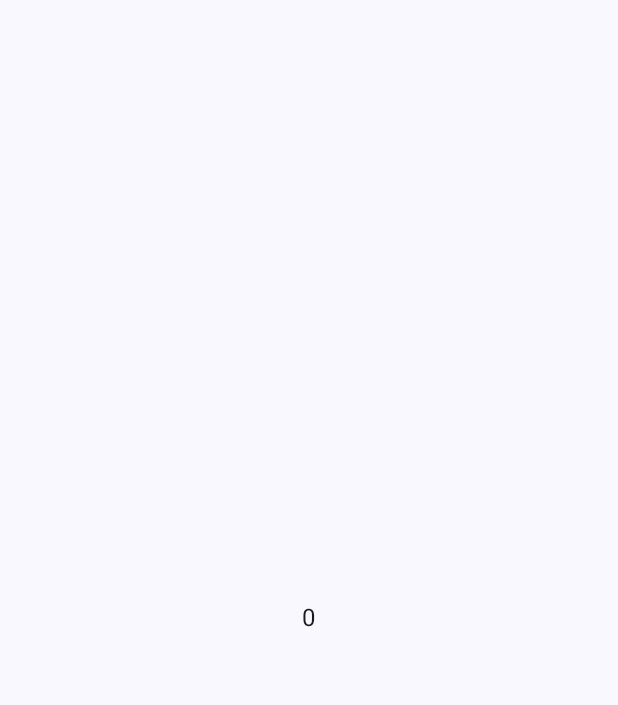
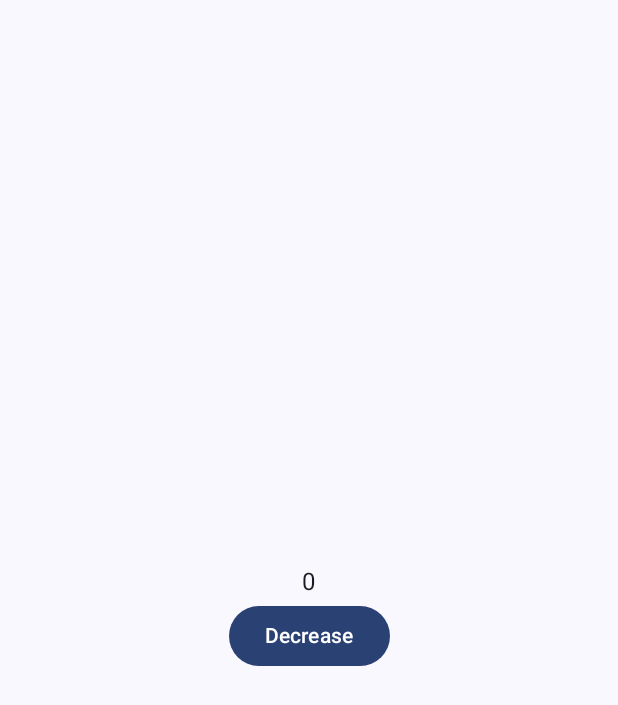
Before and after one commit to Lotsoo/counter-app, an Android app built with Jetpack Compose: the screen it shows after launch (MainActivity), on a phone screen of 412 x 824 dp. Before the commit the part shown is almost empty. Shown: the top 705 px of the screen. Run offline under Robolectric (Android 15) with nearby library versions, the phone set to English and light mode, and no system bars.

Commit message:
feat(decrease_button): Make the function on the decrease button

```diff
--- a/app/src/main/java/com/example/counterapp/MainActivity.kt
+++ b/app/src/main/java/com/example/counterapp/MainActivity.kt
@@ -13,6 +13,10 @@ import androidx.compose.material3.Button
 import androidx.compose.material3.Scaffold
 import androidx.compose.material3.Text
 import androidx.compose.runtime.Composable
+import androidx.compose.runtime.getValue
+import androidx.compose.runtime.mutableIntStateOf
+import androidx.compose.runtime.remember
+import androidx.compose.runtime.setValue
 import androidx.compose.ui.Alignment
 import androidx.compose.ui.Modifier
 import com.example.counterapp.ui.theme.CounterAppTheme
@@ -35,12 +39,18 @@ class MainActivity : ComponentActivity() {
 
 @Composable
 fun CounterApp(modifier: Modifier = Modifier) {
+    var counter by remember {
+        mutableIntStateOf(value = 0)
+    }
     Column(
         verticalArrangement = Arrangement.Center,
         horizontalAlignment = Alignment.CenterHorizontally,
         modifier = Modifier.fillMaxSize()
     ) {
-        Text(text = "0")
+        Text(text = counter.toString())
+        Row {
+            ButtonCounter(type = { counter-- }, nameOfButton = "Decrease")
+        }
     }
 }
 
```
